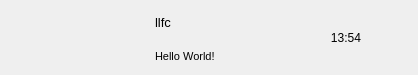
Old version of the form Client/chatuserwid.ui in the repository Stan-Vincent/HChat-demo.
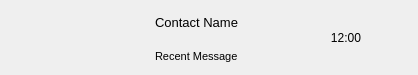
New version of the form.

```diff
--- a/Client/chatuserwid.ui
+++ b/Client/chatuserwid.ui
@@ -163,7 +163,7 @@
          </font>
         </property>
         <property name="text">
-         <string>llfc</string>
+         <string>Contact Name</string>
         </property>
        </widget>
       </item>
@@ -187,7 +187,7 @@
          </font>
         </property>
         <property name="text">
-         <string>Hello World!</string>
+         <string>Recent Message</string>
         </property>
        </widget>
       </item>
@@ -224,7 +224,7 @@
        </rect>
       </property>
       <property name="text">
-       <string>13:54</string>
+       <string>12:00</string>
       </property>
       <property name="alignment">
        <set>Qt::AlignCenter</set>
```
